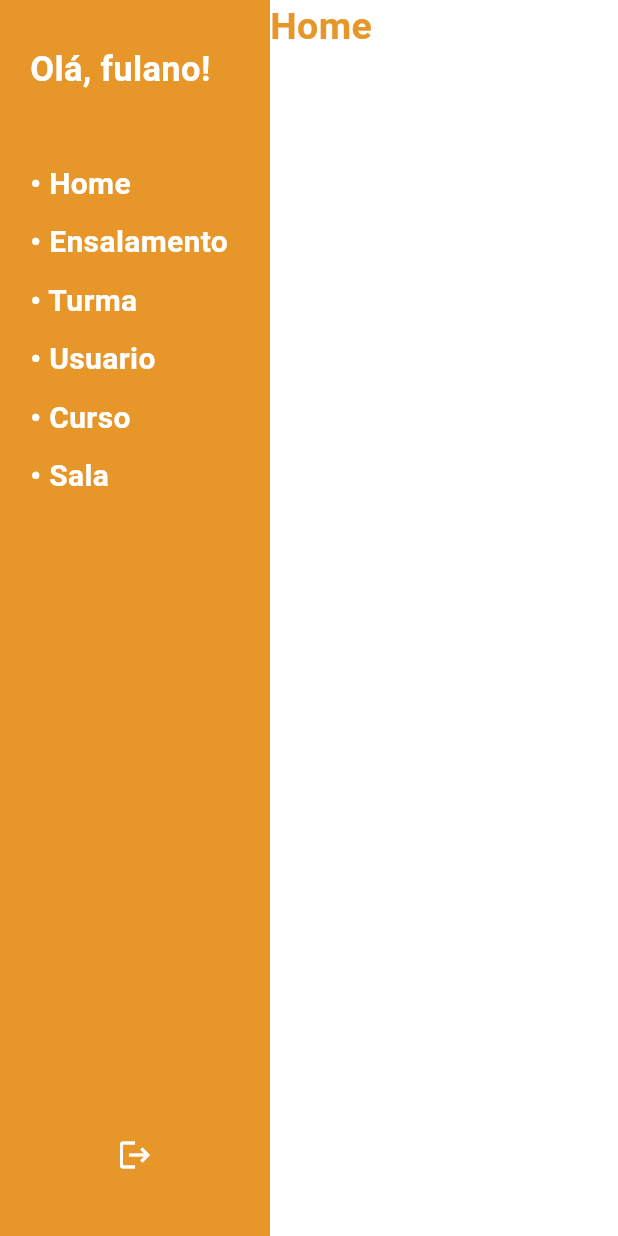
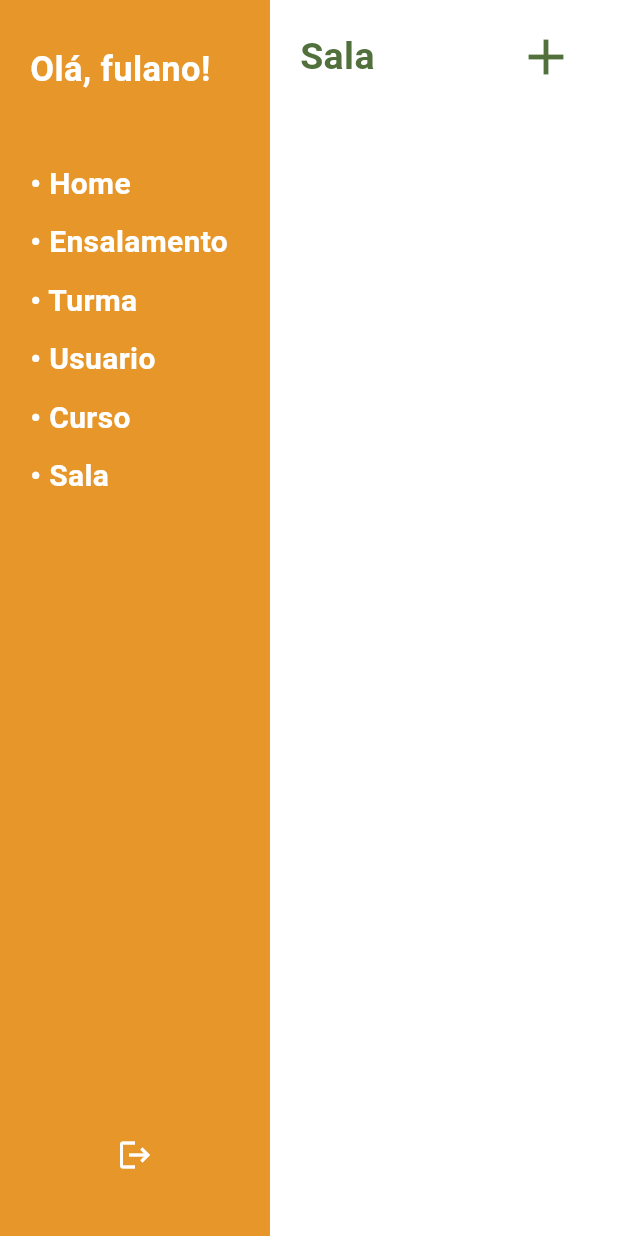
Before and after one commit to jpgbYTuni/VaiPraSalaWeb, a Flutter app: the screen it shows after launch, after a tap on an icon or button, on a phone screen of 412 x 824 dp. Run offline on Flutter 3.47's test engine with Material 3 defaults, Android fonts, the phone set to English and light mode, and no system bars; our stand-ins replace shared_preferences, supabase_flutter; accounts and stored records are empty.

Commit message:
atualização titulo_tela

```diff
--- a/lib/widgets/telas_admim/crud_sala.dart
+++ b/lib/widgets/telas_admim/crud_sala.dart
@@ -9,7 +9,7 @@ class CrudSala extends StatelessWidget {
   Widget build(BuildContext context) {
     return Expanded(
         child: Stack(children: [
-      TituloTela(texto: 'Sala'),
+      TituloTela(texto: 'Salas', actions: CardSala()),
       Center(
         child: Column(
           children: [
--- a/lib/widgets/telas_admim/home.dart
+++ b/lib/widgets/telas_admim/home.dart
@@ -1,22 +1,22 @@
 import 'package:flutter/material.dart';
+import './titulo_tela.dart';
+import './card_sala.dart';
 
 class Home extends StatelessWidget {
   const Home({super.key});
 
   @override
   Widget build(BuildContext context) {
-    return Row(children: [
+    return Expanded(
+        child: Stack(children: [
+      TituloTela(texto: 'Sala', actions: CardSala(),),
       Center(
-          child: Column(children: [
-        Text(
-          'Home',
-          style: TextStyle(
-            color: const Color(0xffe7972a),
-            fontSize: 25,
-            fontWeight: FontWeight.bold,
-          ),
+        child: Column(
+          children: [
+            const SizedBox(height: 60),
+          ],
         ),
-      ]))
-    ]);
+      ),
+    ]));
   }
 }
--- a/lib/widgets/telas_admim/titulo_tela.dart
+++ b/lib/widgets/telas_admim/titulo_tela.dart
@@ -1,10 +1,10 @@
 import 'package:flutter/material.dart';
-import 'package:vaiprasala/widgets/telas_admim/card_sala.dart';
 
 class TituloTela extends StatelessWidget {
   final String texto;
+  final dynamic actions;
 
-  const TituloTela({super.key, required this.texto});
+  const TituloTela({super.key, required this.texto, required this.actions});
 
   @override
   Widget build(BuildContext context) {
@@ -27,7 +27,7 @@ class TituloTela extends StatelessWidget {
                   barrierDismissible: false,
                   builder: (context) => AlertDialog(
                         actions: [
-                          CardSala()
+                          actions,
                         ],
                       ));
             },
```
Also changed, not shown: lib/widgets/telas_admim/crud_curso.dart (+11 -22 lines), lib/widgets/telas_admim/crud_turma.dart (+11 -11 lines), lib/widgets/telas_admim/crud_usuario.dart (+11 -11 lines), lib/widgets/telas_admim/ensalamento.dart (+11 -11 lines).
